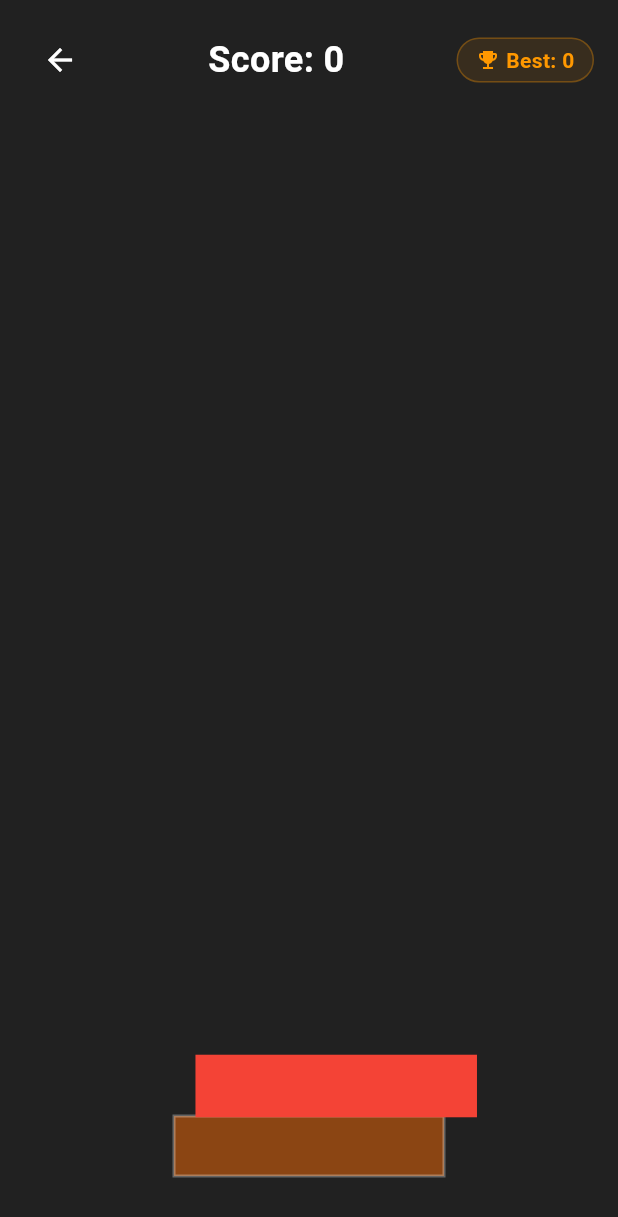
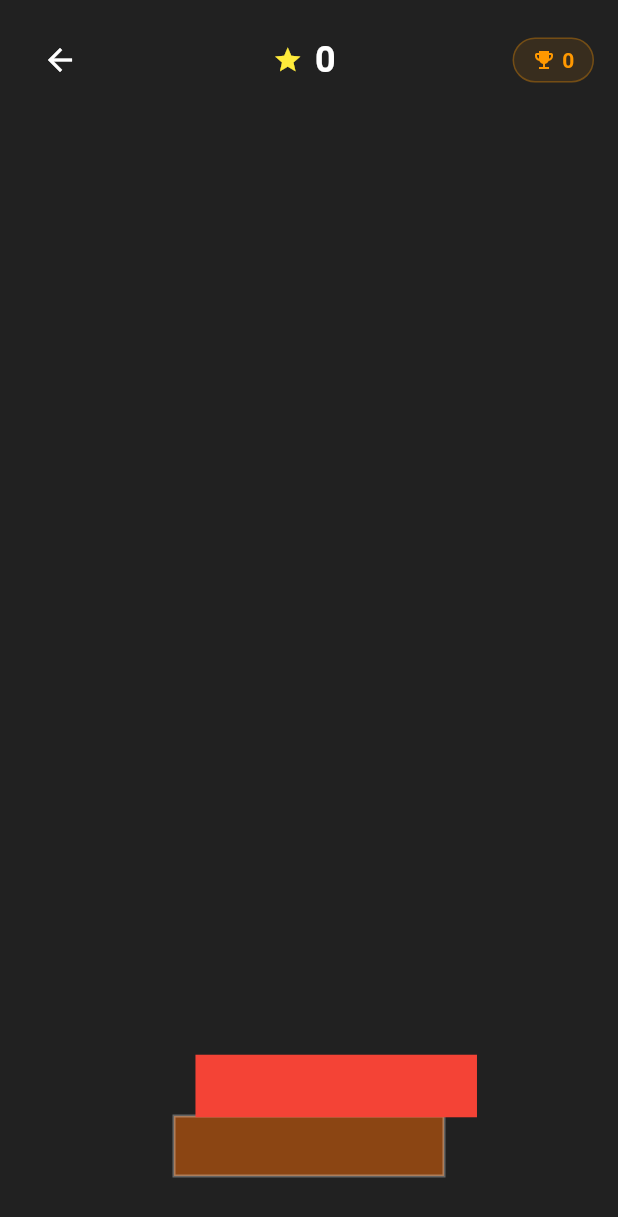
Before and after one commit to AbdennourAb/block-tower, a Flutter app: the GameScreen screen opened directly, on a phone screen of 412 x 824 dp. Shown: the top 1217 px of the screen. Run offline on Flutter 3.47's test engine with Material 3 defaults, Android fonts, the phone set to English and light mode, and no system bars.

Commit message:
Make game language neutral - replace text with icons and visual elements

```diff
--- a/lib/main.dart
+++ b/lib/main.dart
@@ -249,13 +249,37 @@ class HomeScreen extends StatelessWidget {
               ),
               const SizedBox(height: 8),
 
-              // Subtitle
-              Text(
-                'Block stacking game',
-                style: Theme.of(context).textTheme.bodyLarge?.copyWith(
-                  color: Colors.grey[400],
+              // Visual symbols instead of text
+              Row(
+                mainAxisAlignment: MainAxisAlignment.center,
+                children: [
+                  Container(
+                    width: 20,
+                    height: 8,
+                    decoration: BoxDecoration(
+                      color: Colors.orange,
+                      borderRadius: BorderRadius.circular(2),
                     ),
-                textAlign: TextAlign.center,
+                  ),
+                  const SizedBox(width: 4),
+                  Container(
+                    width: 16,
+                    height: 8,
+                    decoration: BoxDecoration(
+                      color: Colors.green,
+                      borderRadius: BorderRadius.circular(2),
+                    ),
+                  ),
+                  const SizedBox(width: 4),
+                  Container(
+                    width: 12,
+                    height: 8,
+                    decoration: BoxDecoration(
+                      color: Colors.blue,
+                      borderRadius: BorderRadius.circular(2),
+                    ),
+                  ),
+                ],
               ),
               const SizedBox(height: 60),
 
@@ -280,12 +304,10 @@ class HomeScreen extends StatelessWidget {
                     borderRadius: BorderRadius.circular(8),
                   ),
                 ),
-                child: const Text(
-                  'Start Game',
-                  style: TextStyle(
-                    fontSize: 18,
-                    fontWeight: FontWeight.bold,
-                  ),
+                child: const Icon(
+                  Icons.play_arrow,
+                  size: 32,
+                  color: Colors.white,
                 ),
               ),
             ],
@@ -595,13 +617,24 @@ class _GameScreenState extends State<GameScreen> with TickerProviderStateMixin {
                       ),
 
                       // Score display
+                      Row(
+                        mainAxisAlignment: MainAxisAlignment.center,
+                        children: [
+                          Icon(
+                            Icons.star,
+                            color: Colors.yellow,
+                            size: 20,
+                          ),
+                          const SizedBox(width: 8),
                           Text(
-                        'Score: ${gameState.score}',
+                            '${gameState.score}',
                             style: const TextStyle(
                               color: Colors.white,
                               fontSize: 24,
                               fontWeight: FontWeight.bold,
                             ),
+                          ),
+                        ],
                       ),
 
                       // Best score with styling
@@ -622,7 +655,7 @@ class _GameScreenState extends State<GameScreen> with TickerProviderStateMixin {
                             ),
                             const SizedBox(width: 4),
                             Text(
-                              'Best: ${gameState.bestScore}',
+                              '${gameState.bestScore}',
                               style: TextStyle(
                                 color: Colors.orange,
                                 fontSize: 14,
@@ -708,17 +741,7 @@ class _GameScreenState extends State<GameScreen> with TickerProviderStateMixin {
                                             '👑',
                                             style: TextStyle(fontSize: 32),
                                           ),
-                                          const SizedBox(height: 8),
-                                          Text(
-                                            'BEST SCORE',
-                                            style: TextStyle(
-                                              color: Colors.black,
-                                              fontSize: 18,
-                                              fontWeight: FontWeight.bold,
-                                              letterSpacing: 2,
-                                            ),
-                                            textAlign: TextAlign.center,
-                                          ),
+                                          const SizedBox(height: 16),
                                           Text(
                                             '${gameState.score}',
                                             style: TextStyle(
@@ -739,22 +762,30 @@ class _GameScreenState extends State<GameScreen> with TickerProviderStateMixin {
                                       ),
                                     )
                                   else ...[
-                                    Text(
-                                      'GAME OVER',
-                                      style: TextStyle(
+                                    Icon(
+                                      Icons.sentiment_dissatisfied,
                                       color: Colors.red,
-                                        fontSize: 32,
-                                        fontWeight: FontWeight.bold,
-                                      ),
+                                      size: 48,
                                     ),
                                     const SizedBox(height: 16),
+                                    Row(
+                                      mainAxisAlignment: MainAxisAlignment.center,
+                                      children: [
+                                        Icon(
+                                          Icons.star,
+                                          color: Colors.yellow,
+                                          size: 28,
+                                        ),
+                                        const SizedBox(width: 8),
                                         Text(
-                                      'Score: ${gameState.score}',
+                                          '${gameState.score}',
                                           style: TextStyle(
                                             color: Colors.white,
                                             fontSize: 24,
                                             fontWeight: FontWeight.bold,
                                           ),
+                                        ),
+                                      ],
                                     ),
                                   ],
 
@@ -773,12 +804,10 @@ class _GameScreenState extends State<GameScreen> with TickerProviderStateMixin {
                                               borderRadius: BorderRadius.circular(8),
                                             ),
                                           ),
-                                          child: const Text(
-                                            'PLAY AGAIN',
-                                            style: TextStyle(
-                                              fontSize: 16,
-                                              fontWeight: FontWeight.bold,
-                                            ),
+                                          child: const Icon(
+                                            Icons.refresh,
+                                            size: 24,
+                                            color: Colors.white,
                                           ),
                                         ),
                                       ),
@@ -794,12 +823,10 @@ class _GameScreenState extends State<GameScreen> with TickerProviderStateMixin {
                                               borderRadius: BorderRadius.circular(8),
                                             ),
                                           ),
-                                          child: const Text(
-                                            'MENU',
-                                            style: TextStyle(
-                                              fontSize: 16,
-                                              fontWeight: FontWeight.bold,
-                                            ),
+                                          child: const Icon(
+                                            Icons.home,
+                                            size: 24,
+                                            color: Colors.white,
                                           ),
                                         ),
                                       ),
```
Lines whose indentation alone changed are shown as unchanged.
